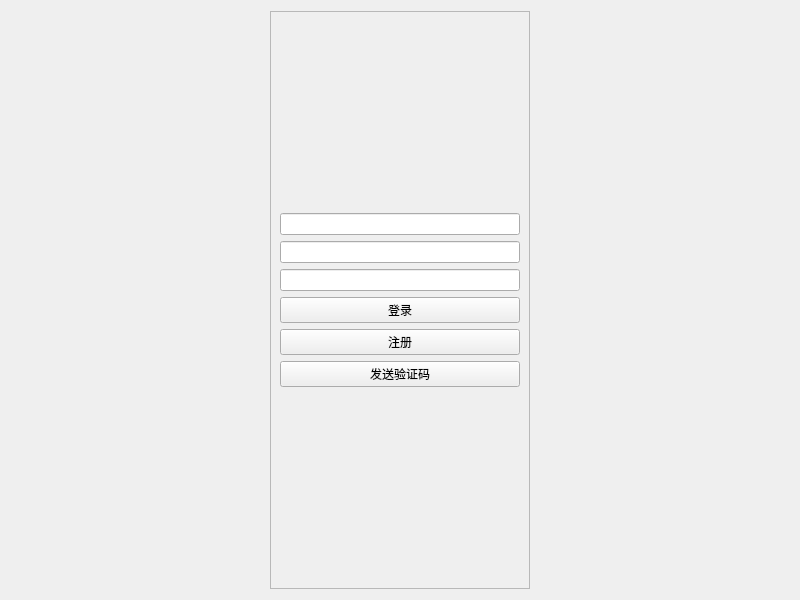
The window that widget.ui (huanheart/qt-distributed-system) describes before a commit, drawn with Qt 5.
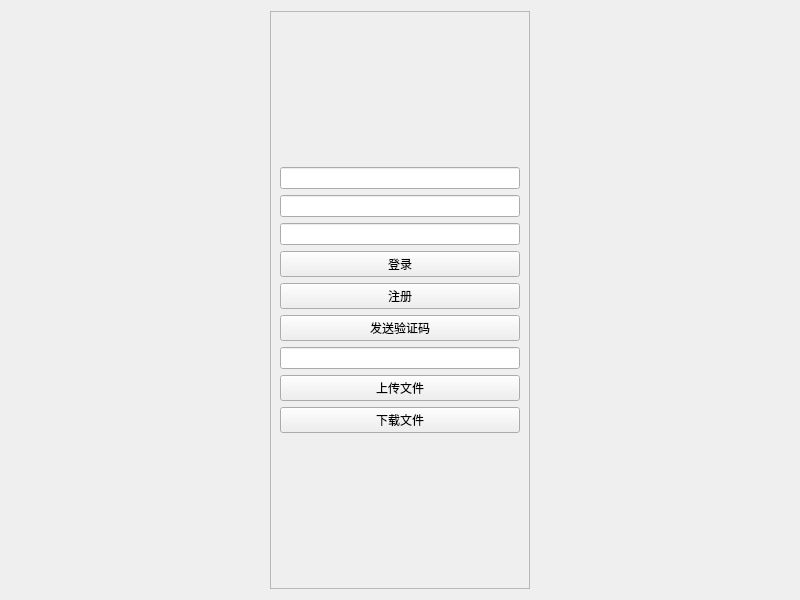
The same window after the commit.

Diff of the .ui file:
```diff
--- a/widget.ui
+++ b/widget.ui
@@ -83,6 +83,27 @@
         </property>
        </widget>
       </item>
+      <item>
+       <widget class="QLineEdit" name="file_id">
+        <property name="text">
+         <string/>
+        </property>
+       </widget>
+      </item>
+      <item>
+       <widget class="QPushButton" name="upload">
+        <property name="text">
+         <string>上传文件</string>
+        </property>
+       </widget>
+      </item>
+      <item>
+       <widget class="QPushButton" name="download">
+        <property name="text">
+         <string>下载文件</string>
+        </property>
+       </widget>
+      </item>
       <item>
        <spacer name="verticalSpacer_2">
         <property name="orientation">
```
